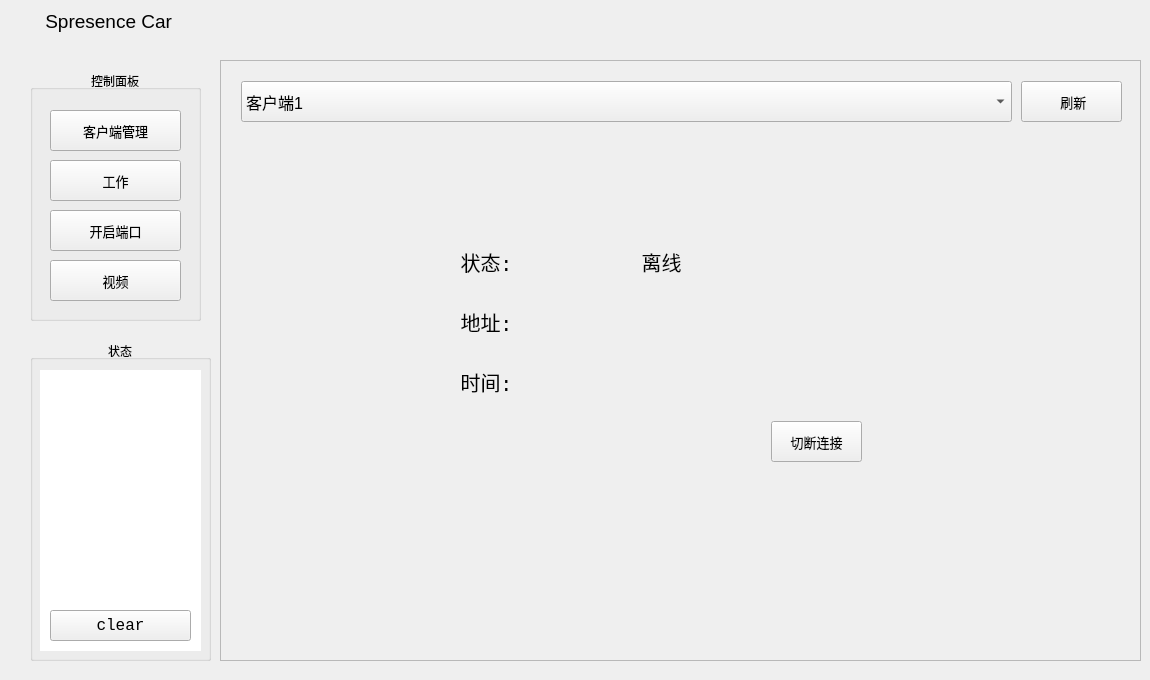
This is widget.ui in pengdahong1225/Intelligent-trolley-upper-computer as Qt 5 draws it before an edit. The edited form follows.
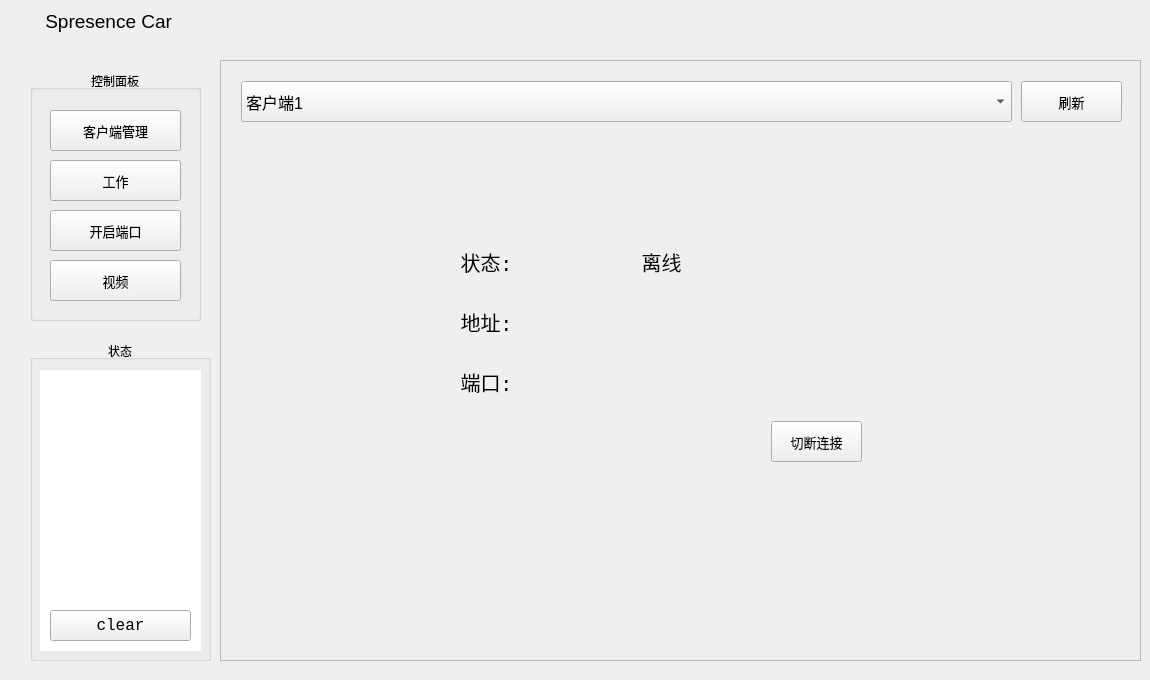
This is the edited form. The open tabs and pages were chosen to show the change.

What changed in the file:
```diff
--- a/widget.ui
+++ b/widget.ui
@@ -191,7 +191,7 @@
          </font>
         </property>
         <property name="text">
-         <string>时间:</string>
+         <string>端口:</string>
         </property>
         <property name="alignment">
          <set>Qt::AlignCenter</set>
@@ -754,7 +754,7 @@
        <cursorShape>PointingHandCursor</cursorShape>
       </property>
       <property name="text">
-       <string> 刷新</string>
+       <string>刷新</string>
       </property>
      </widget>
      <widget class="QComboBox" name="comboBox_Clients">
```
Left out of the diff: 12 changed lines with no effect on the pictures.
